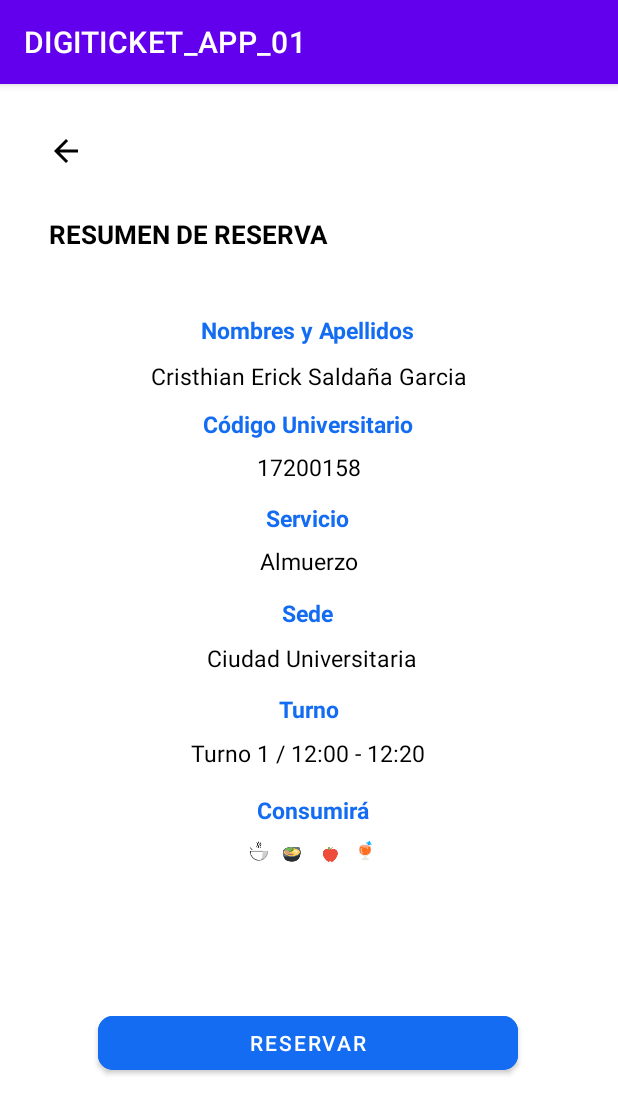
After one commit to anthonyquispev/gsabados_grupo5_frontend_fisi, an Android app: the ReservaResumenReserva screen opened directly, with no data from a screen before it, on a phone screen of 412 x 824 dp. The commit adds this screen. Shown: the top 1114 px of the screen. Run offline under Robolectric (Android 15) with nearby library versions, the phone set to English and light mode, and no system bars.

Commit message:
Agregando pantalla de resumen de reserva

```diff
--- /dev/null
+++ b/app/src/main/java/com/example/digiticket_app_01/ReservaResumenReserva.java
@@ -0,0 +1,14 @@
+package com.example.digiticket_app_01;
+
+import androidx.appcompat.app.AppCompatActivity;
+
+import android.os.Bundle;
+
+public class ReservaResumenReserva extends AppCompatActivity {
+
+    @Override
+    protected void onCreate(Bundle savedInstanceState) {
+        super.onCreate(savedInstanceState);
+        setContentView(R.layout.activity_reserva_resumen_reserva);
+    }
+}
--- /dev/null
+++ b/app/src/main/res/drawable/btn_azul_resumen_reserva.xml
@@ -0,0 +1,5 @@
+<?xml version="1.0" encoding="utf-8"?>
+<shape xmlns:android="http://schemas.android.com/apk/res/android">
+    <corners android:radius="16dp" />
+    <solid android:color="#136CF1" />
+</shape>
--- /dev/null
+++ b/app/src/main/res/layout/activity_reserva_resumen_reserva.xml
@@ -0,0 +1,272 @@
+<?xml version="1.0" encoding="utf-8"?>
+<androidx.constraintlayout.widget.ConstraintLayout xmlns:android="http://schemas.android.com/apk/res/android"
+    xmlns:app="http://schemas.android.com/apk/res-auto"
+    xmlns:tools="http://schemas.android.com/tools"
+    android:layout_width="match_parent"
+    android:layout_height="match_parent"
+    tools:context=".ReservaResumenReserva">
+
+    <com.google.android.material.floatingactionbutton.FloatingActionButton
+        android:id="@+id/floatingActionButton2"
+        android:layout_width="wrap_content"
+        android:layout_height="wrap_content"
+        android:clickable="true"
+        android:elevation="0dp"
+        app:backgroundTint="#FFFFFF"
+        app:borderWidth="0dp"
+        app:elevation="0dp"
+        app:hoveredFocusedTranslationZ="2dp"
+        app:layout_constraintBottom_toBottomOf="parent"
+        app:layout_constraintEnd_toEndOf="parent"
+        app:layout_constraintHorizontal_bias="0.045"
+        app:layout_constraintStart_toStartOf="parent"
+        app:layout_constraintTop_toTopOf="parent"
+        app:layout_constraintVertical_bias="0.023"
+        app:pressedTranslationZ="6dp"
+        app:rippleColor="#00FFFFFF"
+        app:srcCompat="?attr/homeAsUpIndicator"
+        tools:ignore="SpeakableTextPresentCheck" />
+
+    <TextView
+        android:id="@+id/txtTituloReserva"
+        android:layout_width="wrap_content"
+        android:layout_height="wrap_content"
+        android:text="RESUMEN DE RESERVA"
+        android:textColor="#000000"
+        android:textSize="17sp"
+        android:textStyle="bold"
+        app:layout_constraintBottom_toBottomOf="parent"
+        app:layout_constraintEnd_toEndOf="parent"
+        app:layout_constraintHorizontal_bias="0.144"
+        app:layout_constraintStart_toStartOf="parent"
+        app:layout_constraintTop_toTopOf="parent"
+        app:layout_constraintVertical_bias="0.118" />
+
+    <TextView
+        android:id="@+id/txtNombApellidoResumen"
+        android:layout_width="wrap_content"
+        android:layout_height="wrap_content"
+        android:layout_marginTop="41dp"
+        android:text="Nombres y Apellidos"
+        android:textColor="#136CF1"
+        android:textSize="15sp"
+        android:textStyle="bold"
+        app:layout_constraintBottom_toBottomOf="parent"
+        app:layout_constraintEnd_toEndOf="parent"
+        app:layout_constraintHorizontal_bias="0.498"
+        app:layout_constraintStart_toStartOf="parent"
+        app:layout_constraintTop_toBottomOf="@+id/txtTituloReserva"
+        app:layout_constraintVertical_bias="0.0" />
+
+    <TextView
+        android:id="@+id/txtNombreApRR"
+        android:layout_width="wrap_content"
+        android:layout_height="wrap_content"
+        android:layout_marginTop="21dp"
+        android:text="Cristhian Erick Saldaña Garcia"
+        android:textColor="#000000"
+        android:textSize="15sp"
+        app:layout_constraintBottom_toBottomOf="parent"
+        app:layout_constraintEnd_toEndOf="parent"
+        app:layout_constraintStart_toStartOf="parent"
+        app:layout_constraintTop_toTopOf="parent"
+        app:layout_constraintVertical_bias="0.224" />
+
+    <TextView
+        android:id="@+id/txtCodigoResumen"
+        android:layout_width="wrap_content"
+        android:layout_height="wrap_content"
+        android:layout_marginTop="24dp"
+        android:text="Código Universitario"
+        android:textColor="#136CF1"
+        android:textSize="15sp"
+        android:textStyle="bold"
+        app:layout_constraintBottom_toBottomOf="parent"
+        app:layout_constraintEnd_toEndOf="parent"
+        app:layout_constraintHorizontal_bias="0.498"
+        app:layout_constraintStart_toStartOf="parent"
+        app:layout_constraintTop_toTopOf="parent"
+        app:layout_constraintVertical_bias="0.266" />
+
+    <TextView
+        android:id="@+id/txtCodigoRR"
+        android:layout_width="wrap_content"
+        android:layout_height="wrap_content"
+        android:layout_marginTop="24dp"
+        android:text="17200158"
+        android:textColor="#000000"
+        android:textSize="15sp"
+        app:layout_constraintBottom_toBottomOf="parent"
+        app:layout_constraintEnd_toEndOf="parent"
+        app:layout_constraintStart_toStartOf="parent"
+        app:layout_constraintTop_toTopOf="parent"
+        app:layout_constraintVertical_bias="0.305" />
+
+    <TextView
+        android:id="@+id/txtServicioResumen"
+        android:layout_width="wrap_content"
+        android:layout_height="wrap_content"
+        android:layout_marginTop="22dp"
+        android:text="Servicio"
+        android:textColor="#136CF1"
+        android:textSize="15sp"
+        android:textStyle="bold"
+        app:layout_constraintBottom_toBottomOf="parent"
+        app:layout_constraintEnd_toEndOf="parent"
+        app:layout_constraintHorizontal_bias="0.498"
+        app:layout_constraintStart_toStartOf="parent"
+        app:layout_constraintTop_toTopOf="parent"
+        app:layout_constraintVertical_bias="0.354" />
+
+    <TextView
+        android:id="@+id/txtServicioRR"
+        android:layout_width="wrap_content"
+        android:layout_height="wrap_content"
+        android:layout_marginTop="32dp"
+        android:text="Almuerzo"
+        android:textColor="#000000"
+        android:textSize="15sp"
+        app:layout_constraintBottom_toBottomOf="parent"
+        app:layout_constraintEnd_toEndOf="parent"
+        app:layout_constraintStart_toStartOf="parent"
+        app:layout_constraintTop_toTopOf="parent"
+        app:layout_constraintVertical_bias="0.385" />
+
+    <TextView
+        android:id="@+id/txtSedeResumen"
+        android:layout_width="wrap_content"
+        android:layout_height="wrap_content"
+        android:layout_marginTop="22dp"
+        android:text="Sede"
+        android:textColor="#136CF1"
+        android:textSize="15sp"
+        android:textStyle="bold"
+        app:layout_constraintBottom_toBottomOf="parent"
+        app:layout_constraintEnd_toEndOf="parent"
+        app:layout_constraintHorizontal_bias="0.498"
+        app:layout_constraintStart_toStartOf="parent"
+        app:layout_constraintTop_toTopOf="parent"
+        app:layout_constraintVertical_bias="0.442" />
+
+    <TextView
+        android:id="@+id/txtSedeRR"
+        android:layout_width="wrap_content"
+        android:layout_height="wrap_content"
+        android:layout_marginTop="20dp"
+        android:text="Ciudad Universitaria"
+        android:textColor="#000000"
+        android:textSize="15sp"
+        app:layout_constraintBottom_toBottomOf="parent"
+        app:layout_constraintEnd_toEndOf="parent"
+        app:layout_constraintHorizontal_bias="0.508"
+        app:layout_constraintStart_toStartOf="parent"
+        app:layout_constraintTop_toTopOf="parent"
+        app:layout_constraintVertical_bias="0.484" />
+
+    <TextView
+        android:id="@+id/txtTurnoResumen"
+        android:layout_width="wrap_content"
+        android:layout_height="wrap_content"
+        android:text="Turno"
+        android:textColor="#136CF1"
+        android:textSize="15sp"
+        android:textStyle="bold"
+        app:layout_constraintBottom_toBottomOf="parent"
+        app:layout_constraintEnd_toEndOf="parent"
+        app:layout_constraintStart_toStartOf="parent"
+        app:layout_constraintTop_toTopOf="parent"
+        app:layout_constraintVertical_bias="0.544" />
+
+    <TextView
+        android:id="@+id/txtTurnoRR"
+        android:layout_width="wrap_content"
+        android:layout_height="wrap_content"
+        android:text="Turno 1 / 12:00 - 12:20"
+        android:textColor="#000000"
+        android:textSize="15sp"
+        app:layout_constraintBottom_toBottomOf="parent"
+        app:layout_constraintEnd_toEndOf="parent"
+        app:layout_constraintHorizontal_bias="0.498"
+        app:layout_constraintStart_toStartOf="parent"
+        app:layout_constraintTop_toTopOf="parent"
+        app:layout_constraintVertical_bias="0.583" />
+
+    <TextView
+        android:id="@+id/txtConsumiraResumen"
+        android:layout_width="wrap_content"
+        android:layout_height="wrap_content"
+        android:text="Consumirá"
+        android:textColor="#136CF1"
+        android:textSize="15sp"
+        android:textStyle="bold"
+        app:layout_constraintBottom_toBottomOf="parent"
+        app:layout_constraintEnd_toEndOf="parent"
+        app:layout_constraintHorizontal_bias="0.508"
+        app:layout_constraintStart_toStartOf="parent"
+        app:layout_constraintTop_toTopOf="parent"
+        app:layout_constraintVertical_bias="0.634" />
+
+    <ImageView
+        android:id="@+id/imgCafe"
+        android:layout_width="wrap_content"
+        android:layout_height="wrap_content"
+        app:layout_constraintBottom_toBottomOf="parent"
+        app:layout_constraintEnd_toEndOf="parent"
+        app:layout_constraintHorizontal_bias="0.413"
+        app:layout_constraintStart_toStartOf="parent"
+        app:layout_constraintTop_toTopOf="parent"
+        app:layout_constraintVertical_bias="0.669"
+        app:srcCompat="@mipmap/cafe" />
+
+    <ImageView
+        android:id="@+id/imgSopa"
+        android:layout_width="wrap_content"
+        android:layout_height="wrap_content"
+        app:layout_constraintBottom_toBottomOf="parent"
+        app:layout_constraintEnd_toEndOf="parent"
+        app:layout_constraintHorizontal_bias="0.471"
+        app:layout_constraintStart_toStartOf="parent"
+        app:layout_constraintTop_toTopOf="parent"
+        app:layout_constraintVertical_bias="0.671"
+        app:srcCompat="@mipmap/sopa" />
+
+    <ImageView
+        android:id="@+id/imgManzana"
+        android:layout_width="wrap_content"
+        android:layout_height="wrap_content"
+        app:layout_constraintBottom_toBottomOf="parent"
+        app:layout_constraintEnd_toEndOf="parent"
+        app:layout_constraintHorizontal_bias="0.536"
+        app:layout_constraintStart_toStartOf="parent"
+        app:layout_constraintTop_toTopOf="parent"
+        app:layout_constraintVertical_bias="0.671"
+        app:srcCompat="@mipmap/manzana" />
+
+    <ImageView
+        android:id="@+id/imgBebida"
+        android:layout_width="wrap_content"
+        android:layout_height="wrap_content"
+        app:layout_constraintBottom_toBottomOf="parent"
+        app:layout_constraintEnd_toEndOf="parent"
+        app:layout_constraintHorizontal_bias="0.594"
+        app:layout_constraintStart_toStartOf="parent"
+        app:layout_constraintTop_toTopOf="parent"
+        app:layout_constraintVertical_bias="0.669"
+        app:srcCompat="@mipmap/jugo" />
+
+    <Button
+        android:id="@+id/btn_reservar_RR"
+        android:layout_width="280dp"
+        android:layout_height="wrap_content"
+        android:backgroundTint="#136CF1"
+        android:text="RESERVAR"
+        android:textSize="14sp"
+        app:cornerRadius="10dp"
+        app:layout_constraintBottom_toBottomOf="parent"
+        app:layout_constraintEnd_toEndOf="parent"
+        app:layout_constraintHorizontal_bias="0.496"
+        app:layout_constraintStart_toStartOf="parent"
+        app:layout_constraintTop_toTopOf="parent"
+        app:layout_constraintVertical_bias="0.855" />
+
+</androidx.constraintlayout.widget.ConstraintLayout>
--- a/app/src/main/res/layout/activity_reserva_turno.xml
+++ b/app/src/main/res/layout/activity_reserva_turno.xml
@@ -46,23 +46,20 @@
     <LinearLayout
         android:layout_width="match_parent"
         android:layout_height="154dp"
-        android:layout_marginBottom="20dp"
         android:gravity="center"
         android:orientation="vertical">
 
         <TextView
             android:id="@+id/txtBienvenido"
-            android:layout_width="270dp"
+            android:layout_width="match_parent"
             android:layout_height="wrap_content"
             android:layout_marginLeft="85dp"
             android:layout_marginTop="15dp"
             android:layout_marginRight="85dp"
-            android:layout_marginBottom="10dp"
             android:fontFamily="sans-serif-light"
             android:text='"BIENVENIDO ESTAMOS EN HORARIO DE RESERVA DE ALMUERZO"'
             android:textAlignment="center"
             android:textColor="#000000"
-            android:textSize="15sp"
             android:textStyle="bold" />
 
         <LinearLayout
@@ -74,11 +71,10 @@
                 android:id="@+id/txtAlmuerzoDia"
                 android:layout_width="wrap_content"
                 android:layout_height="wrap_content"
-                android:layout_marginLeft="75dp"
+                android:layout_marginLeft="85dp"
                 android:layout_marginTop="8dp"
                 android:text="Almuerzo del día:"
                 android:textColor="#3B4CDE"
-                android:textSize="15sp"
                 android:textStyle="bold" />
 
             <TextView
@@ -89,7 +85,6 @@
                 android:layout_marginTop="8dp"
                 android:text="Arroz chaufa de pollo"
                 android:textColor="#3B4CDE"
-                android:textSize="15sp"
                 android:textStyle="bold" />
 
         </LinearLayout>
@@ -109,25 +104,22 @@
     <LinearLayout
         android:layout_width="match_parent"
         android:layout_height="match_parent"
-        android:gravity="center_horizontal"
-        android:orientation="vertical">
+        android:gravity="center"
+        android:orientation="vertical" >
 
         <TextView
             android:id="@+id/txtSeleccioneTurno"
             android:layout_width="wrap_content"
             android:layout_height="wrap_content"
-            android:layout_marginBottom="10dp"
+            android:layout_marginBottom="20dp"
             android:gravity="top"
             android:text="Seleccione un turno"
             android:textColor="#000000"
-            android:textSize="15sp"
             android:textStyle="bold" />
 
         <LinearLayout
             android:layout_width="match_parent"
             android:layout_height="39dp"
-            android:layout_marginTop="10dp"
-            android:layout_marginBottom="15dp"
             android:gravity="center"
             android:orientation="horizontal">
 
@@ -138,7 +130,6 @@
                 android:layout_marginRight="30dp"
                 android:text="Turno"
                 android:textColor="#000000"
-                android:textSize="15sp"
                 android:textStyle="bold" />
 
             <TextView
@@ -148,7 +139,6 @@
                 android:layout_marginLeft="60dp"
                 android:text="Tickets disponibles"
                 android:textColor="#000000"
-                android:textSize="15sp"
                 android:textStyle="bold" />
         </LinearLayout>
 
@@ -171,7 +161,6 @@
                 android:paddingLeft="15dp"
                 android:text="(1) 12:00 - 12:20"
                 android:textColor="#090909"
-                android:textSize="15sp"
                 android:textStyle="bold" />
 
             <TextView
@@ -182,7 +171,6 @@
                 android:fontFamily="sans-serif-thin"
                 android:text="104"
                 android:textColor="#000000"
-                android:textSize="15sp"
                 android:textStyle="bold" />
 
         </LinearLayout>
@@ -206,7 +194,6 @@
                 android:paddingLeft="15dp"
                 android:text="(2) 12:20 - 12:40"
                 android:textColor="#000000"
-                android:textSize="15sp"
                 android:textStyle="bold" />
 
             <TextView
@@ -217,7 +204,6 @@
                 android:fontFamily="sans-serif-thin"
                 android:text="73"
                 android:textColor="#000000"
-                android:textSize="15sp"
                 android:textStyle="bold" />
 
         </LinearLayout>
@@ -241,7 +227,6 @@
                 android:paddingLeft="15dp"
                 android:text="(3) 12:40 - 13:00"
                 android:textColor="#000000"
-                android:textSize="15sp"
                 android:textStyle="bold" />
 
             <TextView
@@ -252,7 +237,6 @@
                 android:fontFamily="sans-serif-thin"
                 android:text="62"
                 android:textColor="#000000"
-                android:textSize="15sp"
                 android:textStyle="bold" />
         </LinearLayout>
 
@@ -275,7 +259,6 @@
                 android:paddingLeft="15dp"
                 android:text="(4) 13:00 - 13:20"
                 android:textColor="#000000"
-                android:textSize="15sp"
                 android:textStyle="bold" />
 
             <TextView
@@ -286,7 +269,6 @@
                 android:fontFamily="sans-serif-thin"
                 android:text="98"
                 android:textColor="#000000"
-                android:textSize="15sp"
                 android:textStyle="bold" />
 
         </LinearLayout>
@@ -309,7 +291,6 @@
                 android:paddingLeft="15dp"
                 android:text="(5) 13:20 - 13:40"
                 android:textColor="#000000"
-                android:textSize="15sp"
                 android:textStyle="bold" />
 
             <TextView
@@ -320,7 +301,6 @@
                 android:fontFamily="sans-serif-thin"
                 android:text="80"
                 android:textColor="#000000"
-                android:textSize="15sp"
                 android:textStyle="bold" />
         </LinearLayout>
 
```
Also changed, not shown: app/src/main/AndroidManifest.xml (+12 -3 lines), app/src/main/res/mipmap-xxhdpi/cafe.png (added), app/src/main/res/mipmap-xxhdpi/jugo.png (added), app/src/main/res/mipmap-xxhdpi/manzana.png (added), app/src/main/res/mipmap-xxhdpi/sopa.png (added).
